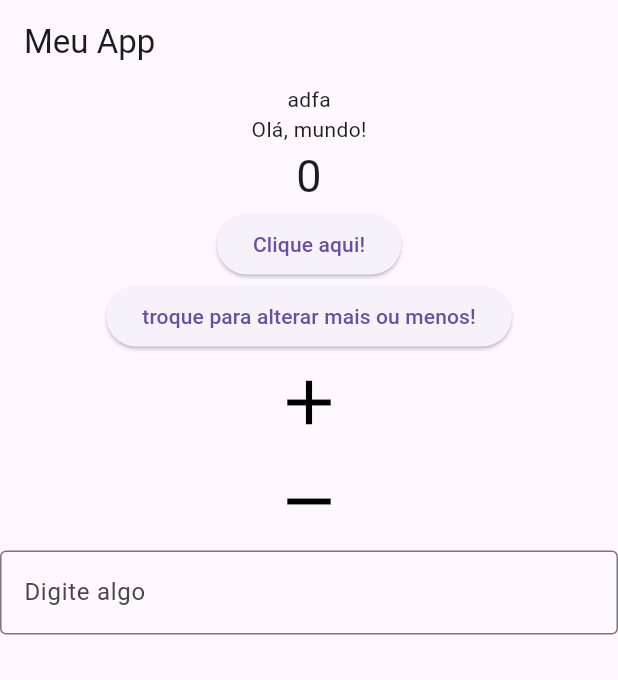
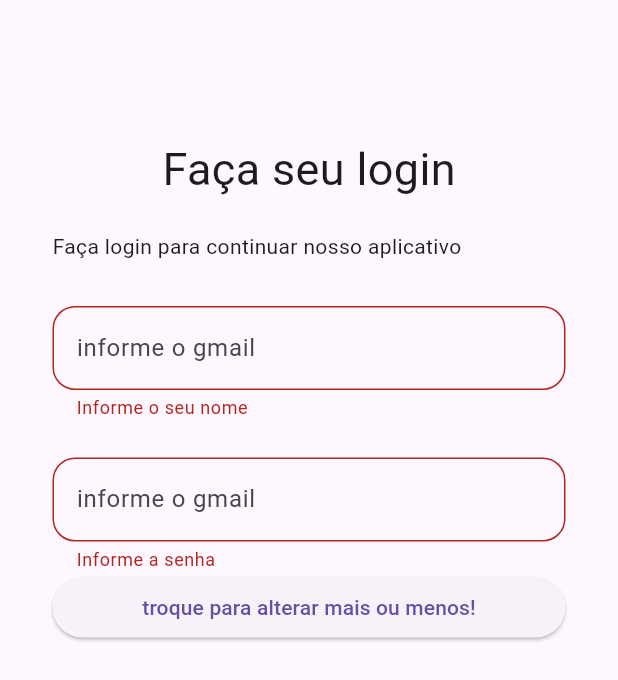
Before and after one commit to Wester-M-de-Oliveira/flutter, a Flutter app: the screen it shows after launch, after a tap on "troque para alterar mais ou menos!", on a phone screen of 412 x 824 dp. Shown: the top 680 px of the screen. Run offline on Flutter 3.47's test engine with Material 3 defaults, Android fonts, the light colour scheme and no system bars.

Commit message:
initial view login

```diff
--- a/lib/main.dart
+++ b/lib/main.dart
@@ -1,107 +1,66 @@
+// ignore_for_file: prefer_const_constructors
+
 import 'dart:math';
 
 import 'package:flutter/material.dart';
 
 void main() {
-  runApp(MeuApp());
+  runApp(Formulario());
 }
 
-class MeuApp extends StatefulWidget {
+class Formulario extends StatefulWidget {
   @override
-  _MeuApp createState() => _MeuApp();
+  _Formulario createState() => _Formulario();
 }
 
-class _MeuApp extends State<MeuApp> {
-  var contador = 0;
-  bool test = true;
-  var truco = 'adfa';
-  var color = Colors.black;
-  var color2 = Colors.black;
+class _Formulario extends State<Formulario> {
+  final GlobalKey<FormState> _formKey = GlobalKey<FormState>();
 
-  @override
   Widget build(BuildContext context) {
     return MaterialApp(
         home: Scaffold(
-        appBar: AppBar(
-          title: const Text('Meu App'),
+            appBar: AppBar(),
+            body: ListView(
+              padding: EdgeInsets.all(35),
+              children: [
+                Center(
+                  child: Text('Faça seu login',
+                      style: TextStyle(fontSize: 30)),
                 ),
-        body: Column(children: [
-          Text(truco),
-          const Text('Olá, mundo!'),
-          Text(contador.toString(), style: const TextStyle(fontSize: 30)),
-          Center(
-            child: ElevatedButton(
+                SizedBox(height: 20),
+                Text('Faça login para continuar nosso aplicativo'),
+                SizedBox(height: 30),
+                Form(
+                    key: _formKey,
+                    child: Column(
+                      children: [
+                      TextFormField(
+                        decoration: InputDecoration(hintText: 'informe o gmail', border: OutlineInputBorder(borderRadius: BorderRadius.circular(15))),
+                        validator: (value) {
+                          if (value!.isEmpty) {
+                            return 'Informe o seu nome';
+                          }
+                        }),
+                        SizedBox(height: 25),
+                        TextFormField(
+                        decoration: InputDecoration(hintText: 'informe o gmail', border: OutlineInputBorder(borderRadius: BorderRadius.circular(15)), suffix: Text('Suffix')),
+                        validator: (value) {
+                          if (value!.isEmpty) {
+                            return 'Informe a senha';
+                          }
+                        })
+                        ],)),
+
+                ElevatedButton(
                   onPressed: () {
-                setState(() {
-                  if (test) {
-                    contador++;
-                  } else {
-                    contador--;
+                    if(_formKey.currentState!.validate()) {
+
                     }
-                });
-              },
-              child: const Text('Clique aqui!'),
-            ),
-          ),
-          Center(
-            child: ElevatedButton(
-              onPressed: () {
-                setState(() {
-                  if (test) {
-                    test = false;
-                  } else {
-                    test = true;
-                  }
-                });
                   },
                   child: const Text('troque para alterar mais ou menos!'),
                 ),
-          ),
-          Center(
-            child: IconButton(
-              onPressed: () {
-                setState(() {
-                  contador++;
-                  color2 = Colors
-                      .primaries[Random().nextInt(Colors.primaries.length)];
-                });
-              },
-              icon: Icon(
-                Icons.add,
-                color: color,
-                size: 50,
-              ),
-            ),
-          ),
-          Center(
-            child: IconButton(
-              onPressed: () {
-                setState(() {
-                  contador--;
-                  color = Colors
-                      .primaries[Random().nextInt(Colors.primaries.length)];
-                });
-              },
-              icon: Icon(
-                Icons.remove,
-                color: color2,
-                size: 50,
-              ),
-            ),
-          ),
-          TextField(
-            decoration: const InputDecoration(
-              border: OutlineInputBorder(),
-              labelText: 'Digite algo',
-            ),
-            onChanged: (text) {
-              setState(() {
-                truco = text;
-              });
-            },
-          ),
-        ]),
-      ),
-    );
+
+              ],
+            )));
   }
 }
```
Also changed, not shown: pubspec.yaml (+12 -12 lines). Lines whose indentation alone changed are shown as unchanged.
